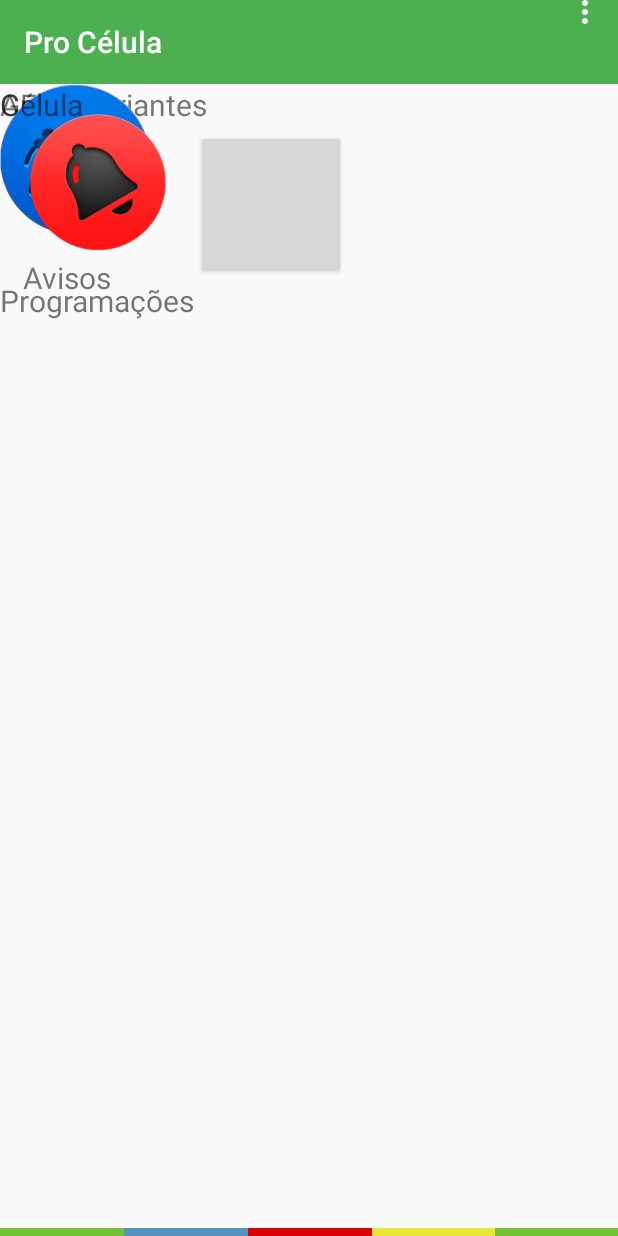
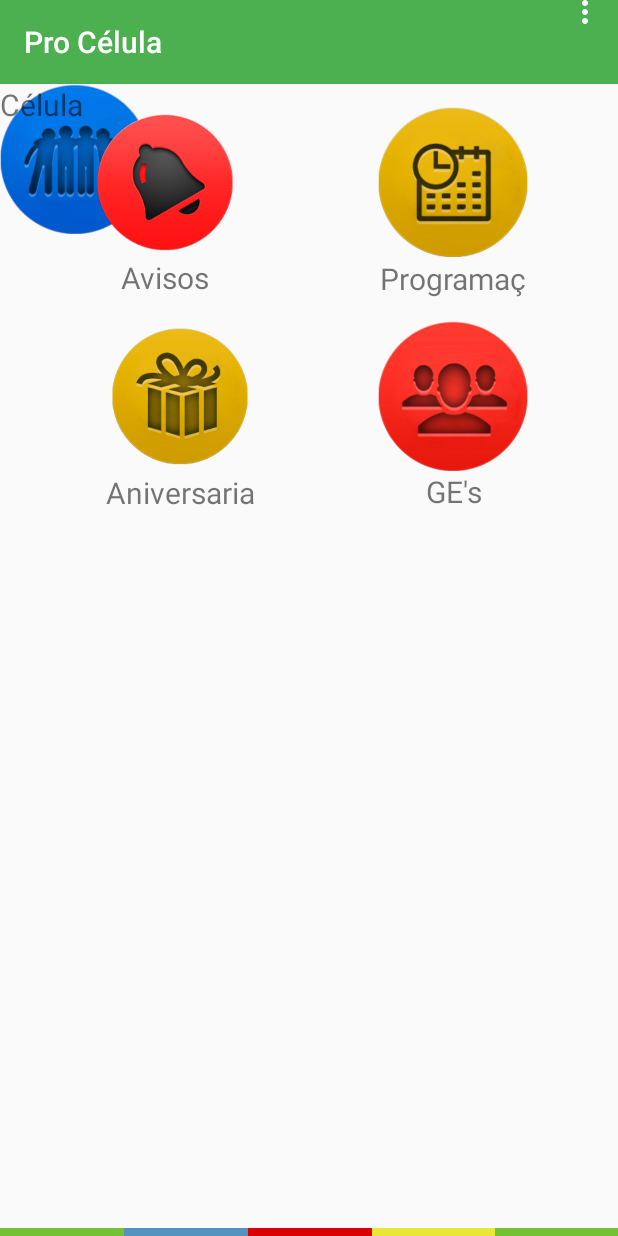
Before and after one commit to FernandoCastroSouza/proCelula, an Android app: the PrincipalActivity screen opened directly, with no data from a screen before it, on a phone screen of 412 x 824 dp. Run offline under Robolectric (Android 15) with nearby library versions, the phone set to English and light mode, and no system bars; 2 statements that could not run were skipped.

Commit message:
Refatoração da tela Principal

```diff
--- a/app/src/main/res/layout/activity_principal.xml
+++ b/app/src/main/res/layout/activity_principal.xml
@@ -28,72 +28,85 @@
 
             <Button
                 android:id="@+id/aviso"
-                android:background="@drawable/aviso"
                 android:layout_width="100dp"
                 android:layout_height="100dp"
+                android:layout_marginLeft="60dp"
                 android:layout_marginTop="15dp"
-                android:layout_marginLeft="15dp"
-                />
+                android:background="@drawable/aviso" />
 
 
             <TextView
                 android:id="@+id/txtAviso"
                 android:layout_width="wrap_content"
                 android:layout_height="wrap_content"
-                android:gravity="center_vertical"
+                android:layout_alignEnd="@+id/aviso"
+                android:layout_alignStart="@+id/aviso"
+                android:layout_below="@+id/aviso"
+                android:gravity="center"
                 android:lines="1"
                 android:text="Avisos"
-                android:textSize="20dp"
-                android:layout_below="@+id/aviso"
-                android:layout_alignStart="@+id/aviso"
-                android:layout_alignEnd="@+id/aviso"
-                />
+                android:textSize="20dp" />
 
 
             <Button
                 android:id="@+id/programacao"
                 android:layout_width="100dp"
                 android:layout_height="100dp"
-                android:src="@drawable/programacao"
+                android:layout_alignParentEnd="true"
                 android:layout_alignTop="@+id/aviso"
-                android:layout_toEndOf="@+id/aviso"
-                android:layout_marginLeft="15dp"
+                android:layout_marginRight="60dp"
+                android:background="@drawable/programacao" />
+
+            <TextView
+                android:id="@+id/txtProgramacao"
+                android:layout_width="wrap_content"
+                android:layout_height="wrap_content"
+                android:layout_alignEnd="@+id/programacao"
+                android:layout_alignStart="@+id/programacao"
+                android:layout_below="@+id/programacao"
+                android:gravity="center"
+                android:lines="1"
+                android:text="Programações"
+                android:textSize="20dp" />
+
+            <Button
+                android:id="@+id/aniversariantes"
+                android:layout_width="100dp"
+                android:layout_height="100dp"
+                android:layout_below="@+id/txtAviso"
+                android:layout_marginLeft="70dp"
                 android:layout_marginTop="15dp"
-                />
+                android:background="@drawable/aniversariante" />
 
             <TextView
                 android:layout_width="wrap_content"
                 android:layout_height="wrap_content"
-                android:gravity="center_vertical"
-                android:lines="1"
-                android:text="Programações"
-                android:textSize="20dp"
-                android:layout_below="@+id/programacao"
-                />
-
-            <ImageView
-                android:id="@+id/imageview_aniversariantes"
-                android:layout_width="100dp"
-                android:layout_height="100dp"
-                android:src="@drawable/aniversariante" />
-
-            <TextView
-                android:layout_width="wrap_content"
-                android:layout_height="wrap_content"
-                android:gravity="center_vertical"
+                android:layout_alignEnd="@+id/aniversariantes"
+                android:layout_alignStart="@+id/aniversariantes"
+                android:layout_below="@+id/aniversariantes"
+                android:gravity="center"
                 android:lines="1"
                 android:text="Aniversariantes"
                 android:textSize="20dp" />
 
-            <ImageView
+            <Button
+                android:id="@+id/ge"
                 android:layout_width="100dp"
                 android:layout_height="100dp"
-                android:src="@drawable/ge" />
+                android:layout_alignParentEnd="true"
+                android:layout_below="@+id/txtProgramacao"
+                android:layout_marginRight="60dp"
+                android:layout_marginTop="15dp"
+                android:background="@drawable/ge" />
 
             <TextView
+                android:id="@+id/txtGe"
                 android:layout_width="wrap_content"
                 android:layout_height="wrap_content"
-                android:gravity="center_vertical"
+                android:layout_alignEnd="@+id/ge"
+                android:layout_alignStart="@+id/ge"
+                android:layout_below="@+id/ge"
+                android:gravity="center"
                 android:lines="1"
                 android:text="GE's"
                 android:textSize="20dp" />
```
